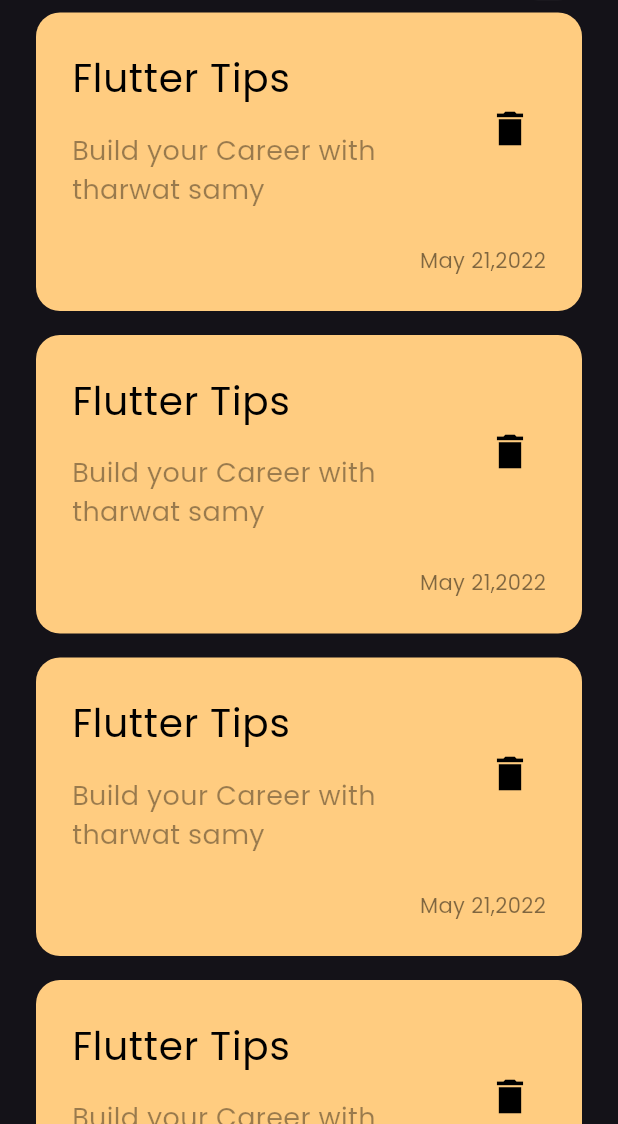
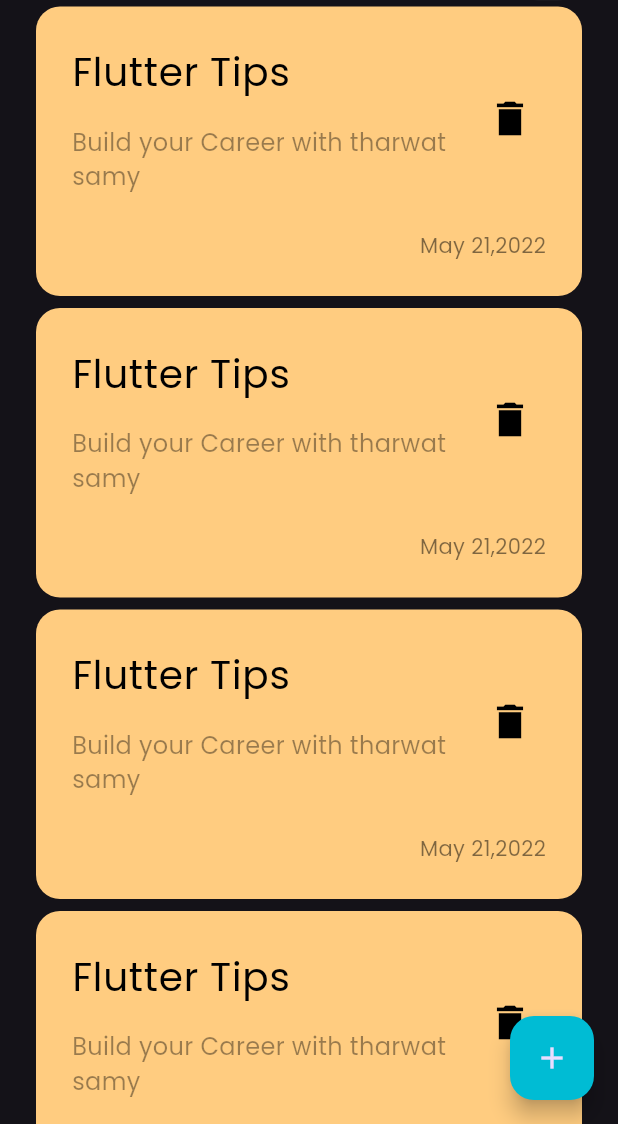
Before and after one commit to mohamedzebib22/Note_App, a Flutter app: the screen it shows after launch, on a phone screen of 412 x 824 dp, the part 112-1236 px from its top. Run offline on Flutter 3.47's test engine with Material 3 defaults, Android fonts, the phone set to English and light mode, and no system bars.

Commit message:
Add FloatingActionButton

```diff
--- a/lib/views/notes_view.dart
+++ b/lib/views/notes_view.dart
@@ -7,7 +7,8 @@ class NotesView extends StatelessWidget {
   @override
   Widget build(BuildContext context) {
     return Scaffold(
-      body:NotesViewBody(),
+      floatingActionButton: FloatingActionButton(onPressed: (){} , child:Icon(Icons.add ), backgroundColor: Colors.cyan,),
+      body:const NotesViewBody(),
     );
   }
 }
--- a/lib/views/widgets/note_item.dart
+++ b/lib/views/widgets/note_item.dart
@@ -19,7 +19,7 @@ class NoteItem extends StatelessWidget {
 
               subtitle: Padding(
                 padding: const EdgeInsets.only(top: 16),
-                child: Text('Build your Career with tharwat samy', style: TextStyle(color: Colors.black.withOpacity(.4),fontSize: 18),),
+                child: Text('Build your Career with tharwat samy', style: TextStyle(color: Colors.black.withOpacity(.4),fontSize: 16),),
               ),
               trailing: IconButton(onPressed: (){}, icon:const Icon(Icons.delete_sharp , color: Colors.black,size: 30,)),
           ),
--- a/lib/views/widgets/notes_list_view.dart
+++ b/lib/views/widgets/notes_list_view.dart
@@ -11,7 +11,7 @@ class NotesListView extends StatelessWidget {
 
       itemBuilder:(context , index){
       return const Padding(
-        padding:  EdgeInsets.symmetric(vertical: 8),
+        padding:  EdgeInsets.symmetric(vertical: 4),
         child: NoteItem(),
       );
     } );
```
